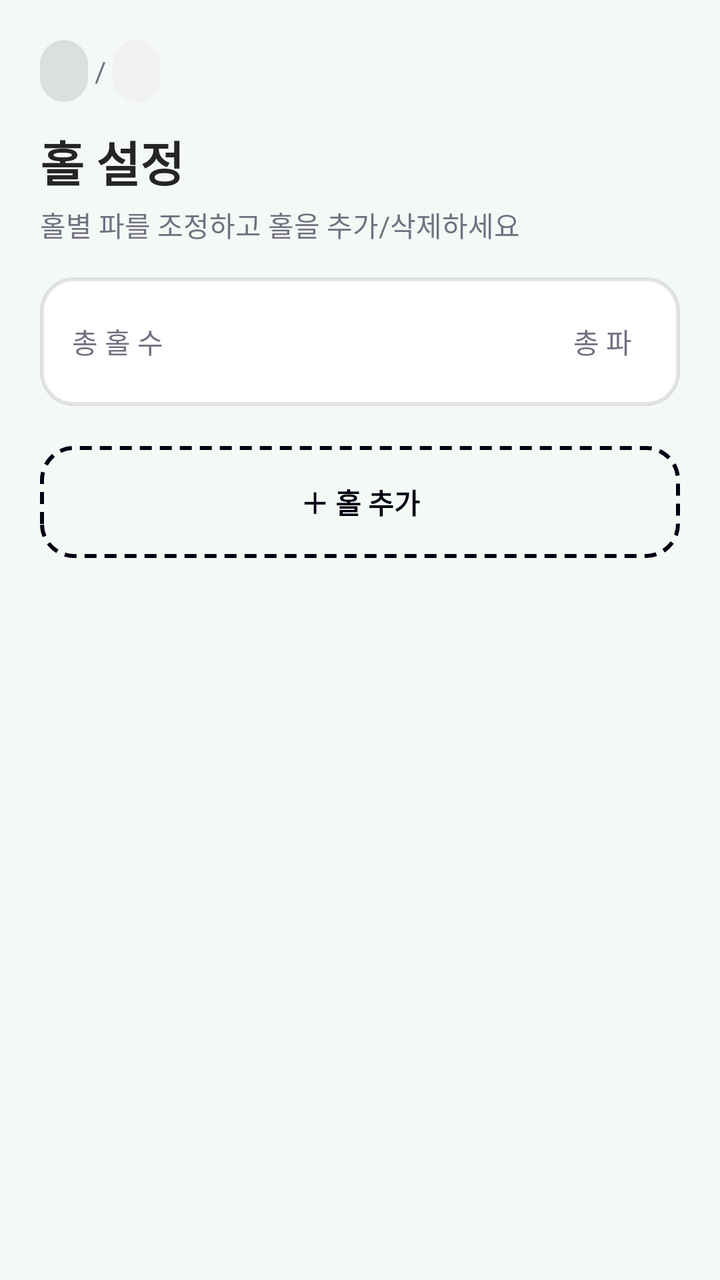
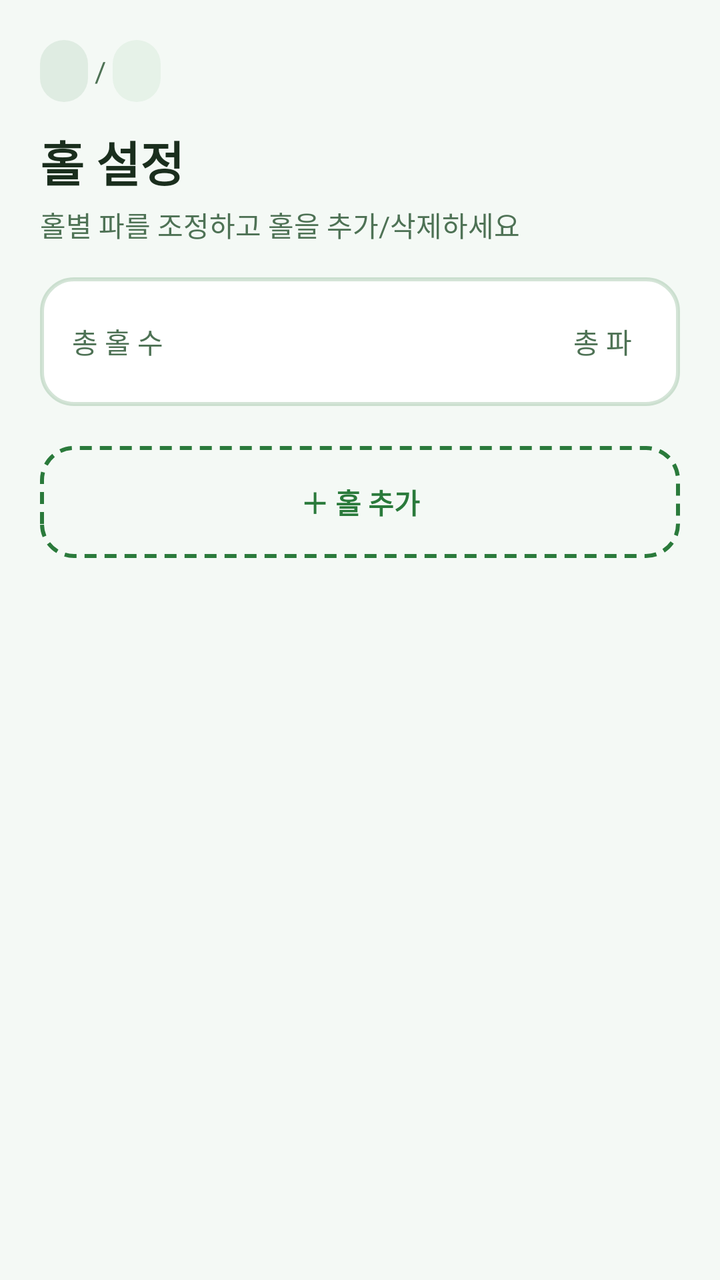

The first picture is an Android layout as it rendered before a commit; the second is the same layout after the commit. The layout source and the unified diff follow.
<!-- AndroidManifest.xml: application theme Theme.ParkGolf -->
<!-- res/layout/view_wizard_step_holes.xml -->
<?xml version="1.0" encoding="utf-8"?>
<androidx.core.widget.NestedScrollView xmlns:android="http://schemas.android.com/apk/res/android"
    android:layout_width="match_parent" android:layout_height="match_parent"
    android:fillViewport="true" android:padding="20dp">
    <LinearLayout android:layout_width="match_parent" android:layout_height="wrap_content"
        android:orientation="vertical">
        <LinearLayout android:layout_width="wrap_content" android:layout_height="wrap_content"
            android:orientation="horizontal" android:gravity="center_vertical" android:layout_marginBottom="12dp">
            <TextView android:id="@+id/chipVenue"
                android:layout_width="wrap_content" android:layout_height="wrap_content"
                android:background="@drawable/bg_pill_primary" android:paddingHorizontal="12dp"
                android:paddingVertical="6dp" android:textColor="@color/primary" android:textStyle="bold" android:textSize="14sp" />
            <TextView android:layout_width="wrap_content" android:layout_height="wrap_content"
                android:text=" / " android:textColor="@color/muted_foreground" />
            <TextView android:id="@+id/chipCourse"
                android:layout_width="wrap_content" android:layout_height="wrap_content"
                android:background="@drawable/bg_pill_secondary" android:paddingHorizontal="12dp"
                android:paddingVertical="6dp" android:textColor="@color/foreground" android:textStyle="bold" android:textSize="14sp" />
        </LinearLayout>
        <TextView android:layout_width="wrap_content" android:layout_height="wrap_content"
            android:text="@string/hole_setup_label" android:textSize="@dimen/title_text"
            android:textStyle="bold" android:textColor="@color/foreground" />
        <TextView android:layout_width="wrap_content" android:layout_height="wrap_content"
            android:text="@string/hole_setup_helper" android:textColor="@color/muted_foreground"
            android:layout_marginTop="4dp" android:layout_marginBottom="16dp" />

        <LinearLayout android:layout_width="match_parent" android:layout_height="wrap_content"
            android:orientation="horizontal" android:background="@drawable/bg_card" android:padding="16dp"
            android:gravity="center_vertical" android:layout_marginBottom="16dp">
            <TextView android:layout_width="wrap_content" android:layout_height="wrap_content"
                android:text="@string/total_holes_label" android:textColor="@color/muted_foreground" />
            <TextView android:id="@+id/tvTotalHoles"
                android:layout_width="0dp" android:layout_height="wrap_content" android:layout_weight="1"
                android:layout_marginStart="8dp" android:textColor="@color/foreground"
                android:textStyle="bold" android:textSize="@dimen/title_text" />
            <TextView android:layout_width="wrap_content" android:layout_height="wrap_content"
                android:text="@string/total_par_label" android:textColor="@color/muted_foreground" />
            <TextView android:id="@+id/tvTotalPar"
                android:layout_width="wrap_content" android:layout_height="wrap_content"
                android:layout_marginStart="8dp" android:textColor="@color/primary"
                android:textStyle="bold" android:textSize="@dimen/title_text" />
        </LinearLayout>

        <androidx.recyclerview.widget.RecyclerView android:id="@+id/rvHoles"
            android:layout_width="match_parent" android:layout_height="wrap_content"
            android:nestedScrollingEnabled="false" />

        <TextView android:id="@+id/btnAddHole"
            android:layout_width="match_parent" android:layout_height="wrap_content"
            android:background="@drawable/bg_dashed" android:gravity="center" android:padding="16dp"
            android:text="@string/add_hole" android:textColor="@color/primary" android:textStyle="bold"
            android:drawablePadding="8dp" android:minHeight="@dimen/touch_min"
            android:clickable="true" android:focusable="true" android:layout_marginTop="4dp" />
    </LinearLayout>
</androidx.core.widget.NestedScrollView>
<!-- resources referenced by this layout -->
<resources>
  <color name="foreground">#252525</color>
  <color name="muted_foreground">#717182</color>
  <color name="primary">#030213</color>
  <dimen name="title_text">24sp</dimen>
  <dimen name="touch_min">56dp</dimen>
  <!-- drawable bg_card (drawable) -->
  <?xml version="1.0" encoding="utf-8"?>
  <shape xmlns:android="http://schemas.android.com/apk/res/android" android:shape="rectangle">
      <solid android:color="@color/background" />
      <corners android:radius="@dimen/radius_card" />
      <stroke android:width="@dimen/border_width" android:color="@color/border" />
  </shape>
  <!-- drawable bg_dashed (drawable) -->
  <?xml version="1.0" encoding="utf-8"?>
  <shape xmlns:android="http://schemas.android.com/apk/res/android" android:shape="rectangle">
      <solid android:color="@android:color/transparent" />
      <corners android:radius="@dimen/radius_card" />
      <stroke android:width="@dimen/border_width" android:color="@color/primary"
          android:dashWidth="6dp" android:dashGap="4dp" />
  </shape>
  <!-- drawable bg_pill_primary (drawable) -->
  <?xml version="1.0" encoding="utf-8"?>
  <shape xmlns:android="http://schemas.android.com/apk/res/android" android:shape="rectangle">
      <solid android:color="@color/primary_10" />
      <corners android:radius="@dimen/radius_pill" />
  </shape>
  <!-- drawable bg_pill_secondary (drawable) -->
  <?xml version="1.0" encoding="utf-8"?>
  <shape xmlns:android="http://schemas.android.com/apk/res/android" android:shape="rectangle">
      <solid android:color="@color/secondary" />
      <corners android:radius="@dimen/radius_pill" />
  </shape>
  <string name="add_hole">＋ 홀 추가</string>
  <string name="hole_setup_helper">홀별 파를 조정하고 홀을 추가/삭제하세요</string>
  <string name="hole_setup_label">홀 설정</string>
  <string name="total_holes_label">총 홀 수</string>
  <string name="total_par_label">총 파</string>
  <style name="Theme.ParkGolf" parent="Theme.ParkGolf.Green" />
  <color name="background">#FFFFFF</color>
  <dimen name="radius_card">16dp</dimen>
  <dimen name="border_width">2dp</dimen>
  <color name="border">#1A000000</color>
  <color name="primary_10">#1A030213</color>
  <dimen name="radius_pill">999dp</dimen>
  <color name="secondary">#F1F1F4</color>
  <style name="Theme.ParkGolf.Green" parent="Theme.ParkGolf.Base">
          <item name="colorPrimary">#2A7A3B</item>
          <item name="android:windowBackground">#F4F9F5</item>
          <item name="parkBackground">#F4F9F5</item>
          <item name="parkForeground">#1A2E1D</item>
          <item name="parkPrimary">#2A7A3B</item>
          <item name="parkPrimary10">#1A2A7A3B</item>
          <item name="parkSecondary">#E6F2E8</item>
          <item name="parkMuted">#EAF3EC</item>
          <item name="parkMutedForeground">#4E7255</item>
          <item name="parkAccent">#D2EBDA</item>
          <item name="parkAccentForeground">#1A3D21</item>
          <item name="parkBorder">#332A7A3B</item>
          <item name="parkInputBg">#EAF3EC</item>
      </style>
  <style name="Theme.ParkGolf.Base" parent="Theme.Material3.DayNight.NoActionBar">
          <item name="colorOnPrimary">@color/on_primary</item>
          <item name="android:textColorPrimary">?attr/parkForeground</item>
      </style>
  <color name="on_primary">#FFFFFF</color>
</resources>

<!-- the commit's change to res/layout/view_wizard_step_holes.xml (unified diff, before → after) -->
@@ -9,35 +9,35 @@
             <TextView android:id="@+id/chipVenue"
                 android:layout_width="wrap_content" android:layout_height="wrap_content"
                 android:background="@drawable/bg_pill_primary" android:paddingHorizontal="12dp"
-                android:paddingVertical="6dp" android:textColor="@color/primary" android:textStyle="bold" android:textSize="14sp" />
+                android:paddingVertical="6dp" android:textColor="?attr/parkPrimary" android:textStyle="bold" android:textSize="14sp" />
             <TextView android:layout_width="wrap_content" android:layout_height="wrap_content"
-                android:text=" / " android:textColor="@color/muted_foreground" />
+                android:text=" / " android:textColor="?attr/parkMutedForeground" />
             <TextView android:id="@+id/chipCourse"
                 android:layout_width="wrap_content" android:layout_height="wrap_content"
                 android:background="@drawable/bg_pill_secondary" android:paddingHorizontal="12dp"
-                android:paddingVertical="6dp" android:textColor="@color/foreground" android:textStyle="bold" android:textSize="14sp" />
+                android:paddingVertical="6dp" android:textColor="?attr/parkForeground" android:textStyle="bold" android:textSize="14sp" />
         </LinearLayout>
         <TextView android:layout_width="wrap_content" android:layout_height="wrap_content"
             android:text="@string/hole_setup_label" android:textSize="@dimen/title_text"
-            android:textStyle="bold" android:textColor="@color/foreground" />
+            android:textStyle="bold" android:textColor="?attr/parkForeground" />
         <TextView android:layout_width="wrap_content" android:layout_height="wrap_content"
-            android:text="@string/hole_setup_helper" android:textColor="@color/muted_foreground"
+            android:text="@string/hole_setup_helper" android:textColor="?attr/parkMutedForeground"
             android:layout_marginTop="4dp" android:layout_marginBottom="16dp" />
 
         <LinearLayout android:layout_width="match_parent" android:layout_height="wrap_content"
             android:orientation="horizontal" android:background="@drawable/bg_card" android:padding="16dp"
             android:gravity="center_vertical" android:layout_marginBottom="16dp">
             <TextView android:layout_width="wrap_content" android:layout_height="wrap_content"
-                android:text="@string/total_holes_label" android:textColor="@color/muted_foreground" />
+                android:text="@string/total_holes_label" android:textColor="?attr/parkMutedForeground" />
             <TextView android:id="@+id/tvTotalHoles"
                 android:layout_width="0dp" android:layout_height="wrap_content" android:layout_weight="1"
-                android:layout_marginStart="8dp" android:textColor="@color/foreground"
+                android:layout_marginStart="8dp" android:textColor="?attr/parkForeground"
                 android:textStyle="bold" android:textSize="@dimen/title_text" />
             <TextView android:layout_width="wrap_content" android:layout_height="wrap_content"
-                android:text="@string/total_par_label" android:textColor="@color/muted_foreground" />
+                android:text="@string/total_par_label" android:textColor="?attr/parkMutedForeground" />
             <TextView android:id="@+id/tvTotalPar"
                 android:layout_width="wrap_content" android:layout_height="wrap_content"
-                android:layout_marginStart="8dp" android:textColor="@color/primary"
+                android:layout_marginStart="8dp" android:textColor="?attr/parkPrimary"
                 android:textStyle="bold" android:textSize="@dimen/title_text" />
         </LinearLayout>
 
@@ -48,7 +48,7 @@
         <TextView android:id="@+id/btnAddHole"
             android:layout_width="match_parent" android:layout_height="wrap_content"
             android:background="@drawable/bg_dashed" android:gravity="center" android:padding="16dp"
-            android:text="@string/add_hole" android:textColor="@color/primary" android:textStyle="bold"
+            android:text="@string/add_hole" android:textColor="?attr/parkPrimary" android:textStyle="bold"
             android:drawablePadding="8dp" android:minHeight="@dimen/touch_min"
             android:clickable="true" android:focusable="true" android:layout_marginTop="4dp" />
     </LinearLayout>
<!-- resource entries referenced after the edit -->
@@ -1,35 +1,32 @@
 <!-- resources referenced by this layout -->
 <resources>
-  <color name="foreground">#252525</color>
-  <color name="muted_foreground">#717182</color>
-  <color name="primary">#030213</color>
   <dimen name="title_text">24sp</dimen>
   <dimen name="touch_min">56dp</dimen>
   <!-- drawable bg_card (drawable) -->
   <?xml version="1.0" encoding="utf-8"?>
   <shape xmlns:android="http://schemas.android.com/apk/res/android" android:shape="rectangle">
-      <solid android:color="@color/background" />
+      <solid android:color="@color/card" />
       <corners android:radius="@dimen/radius_card" />
-      <stroke android:width="@dimen/border_width" android:color="@color/border" />
+      <stroke android:width="@dimen/border_width" android:color="?attr/parkBorder" />
   </shape>
   <!-- drawable bg_dashed (drawable) -->
   <?xml version="1.0" encoding="utf-8"?>
   <shape xmlns:android="http://schemas.android.com/apk/res/android" android:shape="rectangle">
       <solid android:color="@android:color/transparent" />
       <corners android:radius="@dimen/radius_card" />
-      <stroke android:width="@dimen/border_width" android:color="@color/primary"
+      <stroke android:width="@dimen/border_width" android:color="?attr/parkPrimary"
           android:dashWidth="6dp" android:dashGap="4dp" />
   </shape>
   <!-- drawable bg_pill_primary (drawable) -->
   <?xml version="1.0" encoding="utf-8"?>
   <shape xmlns:android="http://schemas.android.com/apk/res/android" android:shape="rectangle">
-      <solid android:color="@color/primary_10" />
+      <solid android:color="?attr/parkPrimary10" />
       <corners android:radius="@dimen/radius_pill" />
   </shape>
   <!-- drawable bg_pill_secondary (drawable) -->
   <?xml version="1.0" encoding="utf-8"?>
   <shape xmlns:android="http://schemas.android.com/apk/res/android" android:shape="rectangle">
-      <solid android:color="@color/secondary" />
+      <solid android:color="?attr/parkSecondary" />
       <corners android:radius="@dimen/radius_pill" />
   </shape>
   <string name="add_hole">＋ 홀 추가</string>
@@ -38,13 +35,10 @@
   <string name="total_holes_label">총 홀 수</string>
   <string name="total_par_label">총 파</string>
   <style name="Theme.ParkGolf" parent="Theme.ParkGolf.Green" />
-  <color name="background">#FFFFFF</color>
+  <color name="card">#FFFFFF</color>
   <dimen name="radius_card">16dp</dimen>
   <dimen name="border_width">2dp</dimen>
-  <color name="border">#1A000000</color>
-  <color name="primary_10">#1A030213</color>
   <dimen name="radius_pill">999dp</dimen>
-  <color name="secondary">#F1F1F4</color>
   <style name="Theme.ParkGolf.Green" parent="Theme.ParkGolf.Base">
           <item name="colorPrimary">#2A7A3B</item>
           <item name="android:windowBackground">#F4F9F5</item>
